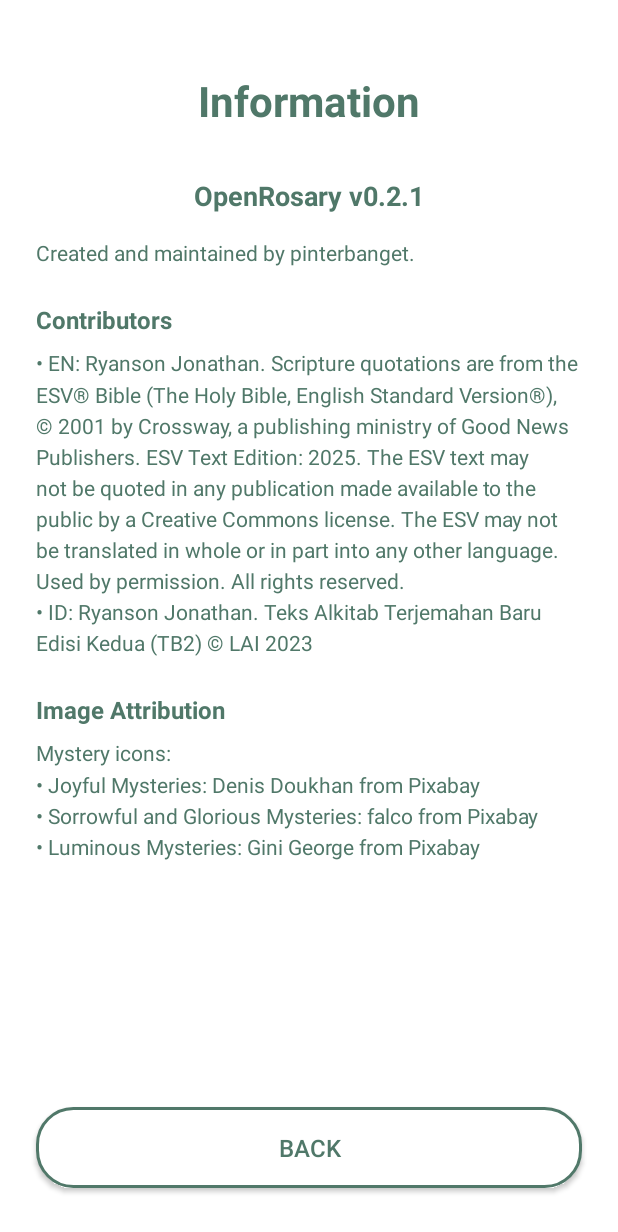
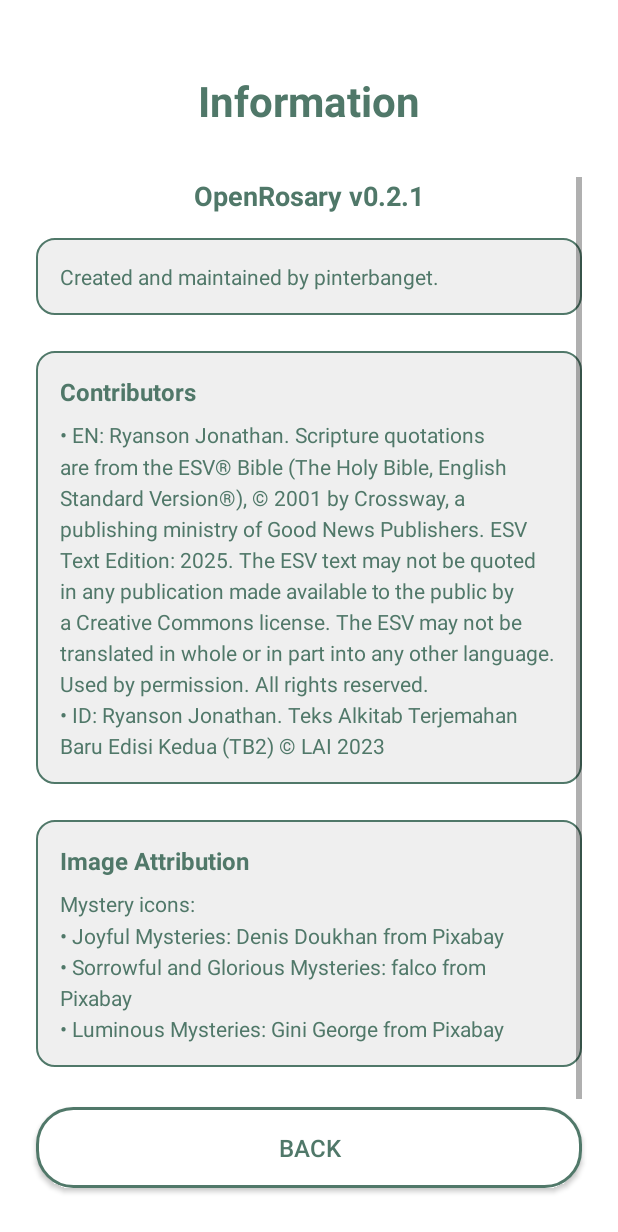
Before and after one commit to pinterbanget/OpenRosary, an Android app: the InfoActivity screen opened directly, with no data from a screen before it, on a phone screen of 412 x 824 dp. Shown: the top 1232 px of the screen. Run offline under Robolectric (Android 15) with nearby library versions, the phone set to English and light mode, and no system bars.

Commit message:
separator in infobox

```diff
--- a/app/src/main/java/com/openrosary/app/ChoicesActivity.java
+++ b/app/src/main/java/com/openrosary/app/ChoicesActivity.java
@@ -5,6 +5,7 @@
 import android.os.Bundle;
 import android.util.Log;
 import android.view.View;
+import android.view.ViewTreeObserver;
 import android.widget.Button;
 import android.widget.LinearLayout;
 import android.widget.ScrollView;
@@ -94,16 +95,15 @@
         }
     }    private void setupBottomButtons() {
         try {
-            // For now, let's use a simpler approach: always show fixed bottom buttons
-            // Later we can implement dynamic positioning based on screen size
+            // Just use fixed bottom buttons for now to avoid the positioning complexity
             LinearLayout fixedBottomLayout = findViewById(R.id.fixedBottomButtonsLayout);
             LinearLayout scrollableBottomLayout = findViewById(R.id.scrollableBottomButtonsLayout);
 
-            if (fixedBottomLayout != null && scrollableBottomLayout != null) {
-                // Show fixed bottom buttons, hide scrollable ones for now
+            if (fixedBottomLayout != null) {
                 fixedBottomLayout.setVisibility(View.VISIBLE);
+            }
+            if (scrollableBottomLayout != null) {
                 scrollableBottomLayout.setVisibility(View.GONE);
-                Log.d(TAG, "Using fixed bottom buttons");
             }
 
             // Set up click listeners for both sets of buttons
@@ -113,7 +113,6 @@
             Log.e(TAG, "Error setting up bottom buttons: " + (e.getMessage() != null ? e.getMessage() : "unknown"));
         }
     }
-
     private void setupButtonClickListeners() {
         try {
             // Fixed bottom buttons
--- a/app/src/main/res/layout/activity_choices.xml
+++ b/app/src/main/res/layout/activity_choices.xml
@@ -34,7 +34,7 @@
             android:layout_width="match_parent"
             android:layout_height="wrap_content"
             android:orientation="vertical"
-            android:paddingBottom="16dp"><!-- Joyful Mysteries Section -->
+            android:paddingBottom="32dp"><!-- Joyful Mysteries Section -->
             <FrameLayout
                 android:layout_width="match_parent"
                 android:layout_height="wrap_content"
@@ -377,6 +377,7 @@
         android:orientation="horizontal"
         android:layout_marginStart="24dp"
         android:layout_marginEnd="24dp"
+        android:layout_marginTop="16dp"
         android:layout_marginBottom="32dp"
         app:layout_constraintBottom_toBottomOf="parent"
         app:layout_constraintStart_toStartOf="parent"
--- a/app/src/main/res/layout/activity_info.xml
+++ b/app/src/main/res/layout/activity_info.xml
@@ -48,9 +48,15 @@
                 android:textStyle="bold"
                 android:textColor="?android:attr/textColorPrimary"
                 android:layout_marginBottom="16dp"
-                android:gravity="center" />
+                android:gravity="center" />            <!-- Description Section with Gray Background -->
+            <LinearLayout
+                android:layout_width="match_parent"
+                android:layout_height="wrap_content"
+                android:orientation="vertical"
+                android:background="@drawable/prayer_text_background"
+                android:padding="16dp"
+                android:layout_marginBottom="24dp">
 
-            <!-- Description -->
                 <TextView
                     android:id="@+id/appDescriptionTextView"
                     android:layout_width="match_parent"
@@ -58,10 +64,19 @@
                     android:text="@string/app_info_description"
                     android:textSize="14sp"
                     android:textColor="?android:attr/textColorSecondary"
-                android:layout_marginBottom="24dp"
                     android:lineSpacingMultiplier="1.3" />
 
-            <!-- Features Section -->
+            </LinearLayout>
+
+            <!-- Features Section with Gray Background -->
+            <LinearLayout
+                android:layout_width="match_parent"
+                android:layout_height="wrap_content"
+                android:orientation="vertical"
+                android:background="@drawable/prayer_text_background"
+                android:padding="16dp"
+                android:layout_marginBottom="24dp">
+
                 <TextView
                     android:id="@+id/featuresHeaderTextView"
                     android:layout_width="match_parent"
@@ -79,10 +94,19 @@
                     android:text="@string/app_info_features"
                     android:textSize="14sp"
                     android:textColor="?android:attr/textColorSecondary"
-                android:layout_marginBottom="24dp"
                     android:lineSpacingMultiplier="1.3" />
 
-            <!-- Attribution Section -->
+            </LinearLayout>
+
+            <!-- Attribution Section with Gray Background -->
+            <LinearLayout
+                android:layout_width="match_parent"
+                android:layout_height="wrap_content"
+                android:orientation="vertical"
+                android:background="@drawable/prayer_text_background"
+                android:padding="16dp"
+                android:layout_marginBottom="16dp">
+
                 <TextView
                     android:id="@+id/attributionHeaderTextView"
                     android:layout_width="match_parent"
@@ -100,8 +124,9 @@
                     android:text="@string/app_info_attribution"
                     android:textSize="14sp"
                     android:textColor="?android:attr/textColorSecondary"
-                android:layout_marginBottom="16dp"
                     android:lineSpacingMultiplier="1.3" />
+
+            </LinearLayout>
 
         </LinearLayout>
 
```
Also changed, not shown: app/src/main/res/drawable/ic_glorious_placeholder.xml (deleted), app/src/main/res/drawable/ic_joyful_placeholder.xml (deleted), app/src/main/res/drawable/ic_luminous_placeholder.xml (deleted), app/src/main/res/drawable/ic_sorrowful_placeholder.xml (deleted). Lines whose indentation alone changed are shown as unchanged.
